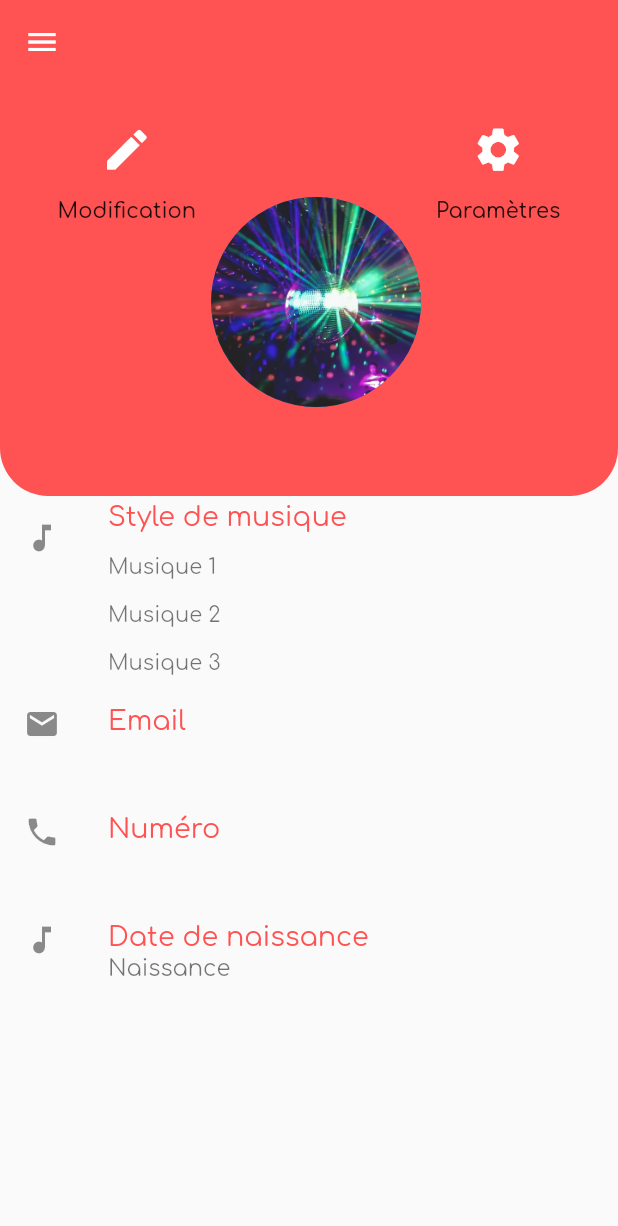
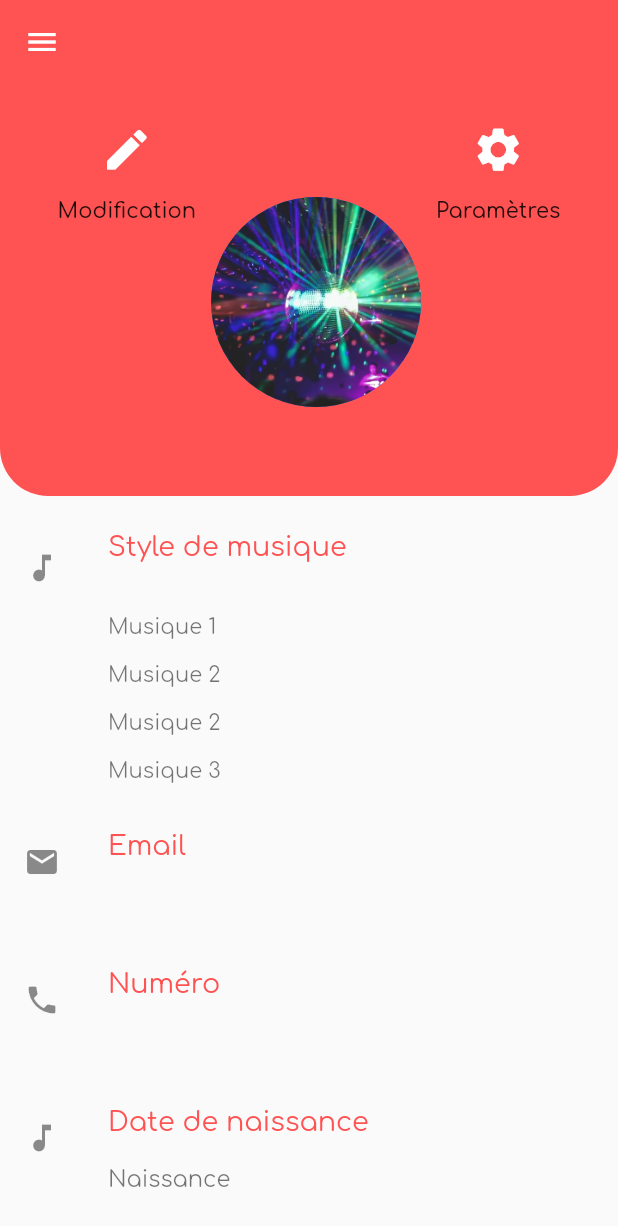
Before and after one commit to jeremySrgt/lynightProject, a Flutter app: the UserProfil screen opened by its route, on a phone screen of 412 x 824 dp. Shown: the top 1226 px of the screen. Run offline on Flutter 3.47's test engine with Material 2 defaults, Android fonts, the light colour scheme and no system bars; our stand-ins replace cloud_firestore, firebase_auth, google_maps_flutter, location; accounts and stored records are empty; project files that could hold a hidden picture were left out.

Commit message:
USER profil get data

```diff
--- a/lib/profilUtilisateur/profilUtilisateur.dart
+++ b/lib/profilUtilisateur/profilUtilisateur.dart
@@ -13,6 +13,7 @@ class UserProfil extends StatefulWidget {
   final VoidCallback onSignOut;
 
   BaseAuth auth = new Auth();
+
   void _signOut() async {
     try {
       await auth.signOut();
@@ -30,11 +31,9 @@ class UserProfil extends StatefulWidget {
 }
 
 class _UserProfilState extends State<UserProfil> {
-
   String userId = 'userId';
   CrudMethods crudObj = new CrudMethods();
   String userMail = 'userMail';
-
 
   void initState() {
     super.initState();
@@ -51,14 +50,11 @@ class _UserProfilState extends State<UserProfil> {
     });
   }
 
-
   @override
   Widget build(BuildContext context) {
     return StreamBuilder(
-      stream: Firestore.instance
-          .collection('user')
-          .document(userId)
-          .snapshots(),
+      stream:
+          Firestore.instance.collection('user').document(userId).snapshots(),
       builder: (context, snapshot) {
         if (!snapshot.hasData) {
           return CircularProgressIndicator();
@@ -153,17 +149,20 @@ class _UserProfilState extends State<UserProfil> {
   Widget userBottomSection(userData) {
     //DateTime dob = userData['DOB'];
     //String formattedDob = DateFormat('yyyy-MM-dd').format(dob);
-    return Expanded(
+    return Container(
       child: Row(
         mainAxisAlignment: MainAxisAlignment.center,
         children: <Widget>[
           Flexible(
             child: Column(
               children: <Widget>[
+                Container(
+                  height: 20,
+                ),
                 ListTile(
                   leading: Icon(Icons.music_note),
                   title: Text(
-                    "Style de musique",
+                    "Style de musique \n",
                     style: TextStyle(
                         color: Theme.of(context).primaryColor, fontSize: 18.0),
                   ),
@@ -173,14 +172,16 @@ class _UserProfilState extends State<UserProfil> {
                       Text(''),
                       Text('Musique 1 \n'),
                       Text('Musique 2 \n'),
+                      Text('Musique 2 \n'),
                       Text('Musique 3 '),
                     ],
                   ),
                 ),
+                Container(height: 20),
                 ListTile(
                   leading: Icon(Icons.mail),
                   title: Text(
-                    "Email",
+                    "Email\n",
                     style: TextStyle(
                         color: Theme.of(context).primaryColor, fontSize: 18.0),
                   ),
@@ -189,10 +190,11 @@ class _UserProfilState extends State<UserProfil> {
                     style: TextStyle(fontSize: 15.0),
                   ),
                 ),
+                Container(height: 20),
                 ListTile(
                   leading: Icon(Icons.phone),
                   title: Text(
-                    "Numéro",
+                    "Numéro\n",
                     style: TextStyle(
                         color: Theme.of(context).primaryColor, fontSize: 18.0),
                   ),
@@ -201,10 +203,11 @@ class _UserProfilState extends State<UserProfil> {
                     style: TextStyle(fontSize: 15.0),
                   ),
                 ),
+                Container(height: 20),
                 ListTile(
                   leading: Icon(Icons.music_note),
                   title: Text(
-                    "Date de naissance",
+                    "Date de naissance\n",
                     style: TextStyle(
                         color: Theme.of(context).primaryColor, fontSize: 18.0),
                   ),
@@ -213,6 +216,7 @@ class _UserProfilState extends State<UserProfil> {
                     style: TextStyle(fontSize: 15.0),
                   ),
                 ),
+                Container(height: 20),
               ],
             ),
           ),
@@ -220,7 +224,8 @@ class _UserProfilState extends State<UserProfil> {
       ),
     );
   }
- Widget pageConstruct(userData, context){
+
+  Widget pageConstruct(userData, context) {
     return Scaffold(
       drawer: CustomSlider(
         userMail: userMail,
@@ -233,7 +238,8 @@ class _UserProfilState extends State<UserProfil> {
         routeThirdPage: '/maps',
       ),
       resizeToAvoidBottomPadding: false,
-      body: CustomScrollView(slivers: <Widget>[
+      body: CustomScrollView(
+        slivers: <Widget>[
           SliverAppBar(
             floating: false,
             pinned: true,
@@ -241,6 +247,27 @@ class _UserProfilState extends State<UserProfil> {
               title: Text(userData['name'] + ' ' + userData['surname']),
             ),
           ),
+          SliverList(
+            delegate: SliverChildListDelegate(
+              [
+                Container(
+                  child: userInfoTopSection(userData),
+                ),
+                Container(
+                  child: userBottomSection(userData),
+                ),
+              ],
+            ),
+          ),
+        ],
+      ),
+    );
+  }
+}
+
+/*
+CustomScrollView(slivers: <Widget>[
+
 SliverFillRemaining(
 child: Column(
 children: <Widget>[
@@ -250,7 +277,4 @@ class _UserProfilState extends State<UserProfil> {
 ),
 ),
 ]),
-    );
- }
-
-}
+*/
```
Lines whose indentation alone changed are shown as unchanged.
